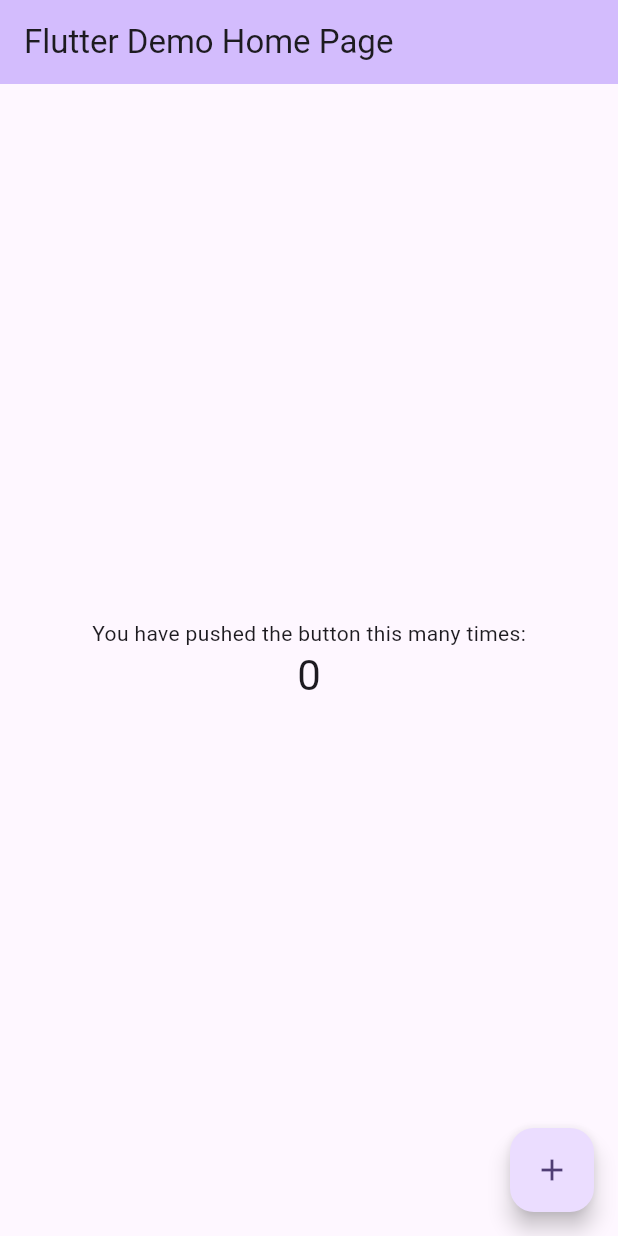
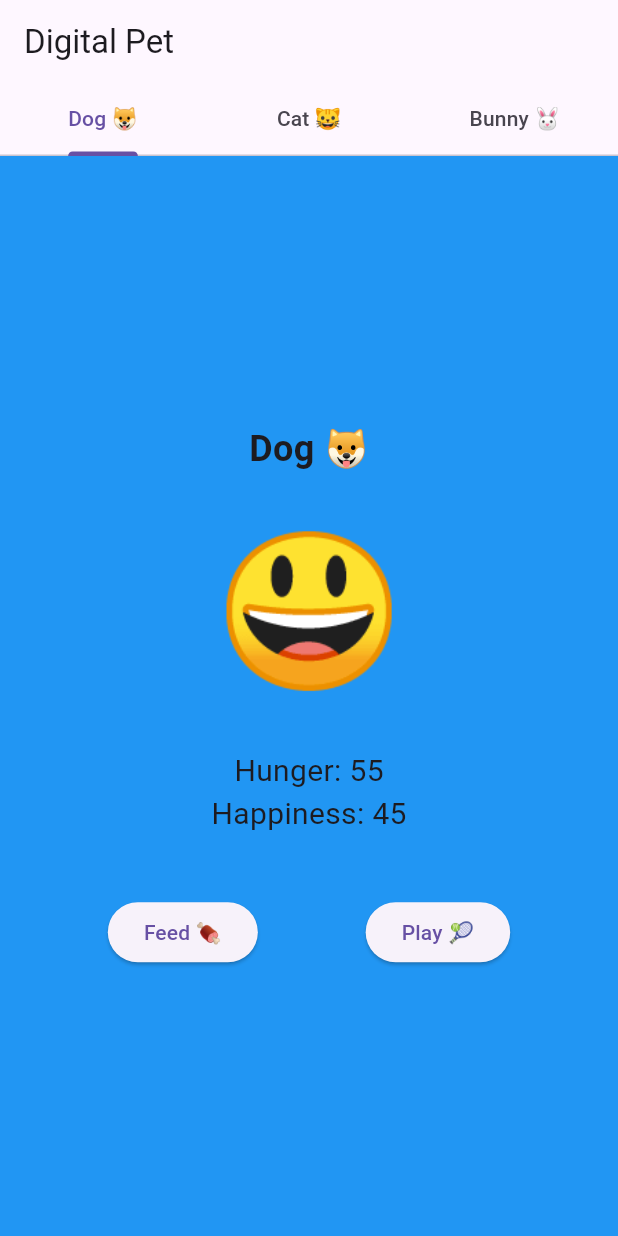
Before and after one commit to mariamomer135/digital_pet_app, a Flutter app: the screen it shows after launch, on a phone screen of 412 x 824 dp. Run offline on Flutter 3.47's test engine with Material 3 defaults, Android fonts, the phone set to English and light mode, and no system bars.

Commit message:
Merged feature/pet into master

```diff
--- a/lib/main.dart
+++ b/lib/main.dart
@@ -1,125 +1,131 @@
 import 'package:flutter/material.dart';
+import 'dart:async';
 
 void main() {
-  runApp(const MyApp());
+  runApp(DigitalPetApp());
 }
 
-class MyApp extends StatelessWidget {
-  const MyApp({super.key});
-
-  // This widget is the root of your application.
+class DigitalPetApp extends StatelessWidget {
   @override
   Widget build(BuildContext context) {
     return MaterialApp(
-      title: 'Flutter Demo',
-      theme: ThemeData(
-        // This is the theme of your application.
-        //
-        // TRY THIS: Try running your application with "flutter run". You'll see
-        // the application has a purple toolbar. Then, without quitting the app,
-        // try changing the seedColor in the colorScheme below to Colors.green
-        // and then invoke "hot reload" (save your changes or press the "hot
-        // reload" button in a Flutter-supported IDE, or press "r" if you used
-        // the command line to start the app).
-        //
-        // Notice that the counter didn't reset back to zero; the application
-        // state is not lost during the reload. To reset the state, use hot
-        // restart instead.
-        //
-        // This works for code too, not just values: Most code changes can be
-        // tested with just a hot reload.
-        colorScheme: ColorScheme.fromSeed(seedColor: Colors.deepPurple),
-        useMaterial3: true,
-      ),
-      home: const MyHomePage(title: 'Flutter Demo Home Page'),
+      debugShowCheckedModeBanner: false,
+      home: PetHomePage(),
     );
   }
 }
 
-class MyHomePage extends StatefulWidget {
-  const MyHomePage({super.key, required this.title});
+class PetHomePage extends StatefulWidget {
+  @override
+  _PetHomePageState createState() => _PetHomePageState();
+}
 
-  // This widget is the home page of your application. It is stateful, meaning
-  // that it has a State object (defined below) that contains fields that affect
-  // how it looks.
-
-  // This class is the configuration for the state. It holds the values (in this
-  // case the title) provided by the parent (in this case the App widget) and
-  // used by the build method of the State. Fields in a Widget subclass are
-  // always marked "final".
-
-  final String title;
+class _PetHomePageState extends State<PetHomePage> with SingleTickerProviderStateMixin {
+  late TabController _tabController;
+  int happiness = 50;
+  int hunger = 50;
+  late Timer _statusTimer;
 
   @override
-  State<MyHomePage> createState() => _MyHomePageState();
-}
+  void initState() {
+    super.initState();
+    _tabController = TabController(length: 3, vsync: this);
 
-class _MyHomePageState extends State<MyHomePage> {
-  int _counter = 0;
 
-  void _incrementCounter() {
-    setState(() {
-      // This call to setState tells the Flutter framework that something has
-      // changed in this State, which causes it to rerun the build method below
-      // so that the display can reflect the updated values. If we changed
-      // _counter without calling setState(), then the build method would not be
-      // called again, and so nothing would appear to happen.
-      _counter++;
+    _statusTimer = Timer.periodic(Duration(seconds: 5), (timer) {
+      if (mounted) {
+        setState(() {
+          happiness = (happiness - 5).clamp(0, 100);
+          hunger = (hunger + 5).clamp(0, 100);
+        });
+      }
     });
   }
 
   @override
+  void dispose() {
+    _tabController.dispose();
+    _statusTimer.cancel();
+    super.dispose();
+  }
+
+  void feedPet() {
+    setState(() {
+      hunger = (hunger - 10).clamp(0, 100);
+      happiness = (happiness + 5).clamp(0, 100);
+    });
+  }
+
+  void playWithPet() {
+    setState(() {
+      happiness = (happiness + 10).clamp(0, 100);
+      hunger = (hunger + 5).clamp(0, 100);
+    });
+  }
+
+  String getMood() {
+    return happiness > 40 ? 'Happy' : 'Sad';
+  }
+
+  @override
   Widget build(BuildContext context) {
-    // This method is rerun every time setState is called, for instance as done
-    // by the _incrementCounter method above.
-    //
-    // The Flutter framework has been optimized to make rerunning build methods
-    // fast, so that you can just rebuild anything that needs updating rather
-    // than having to individually change instances of widgets.
-    return Scaffold(
-      appBar: AppBar(
-        // TRY THIS: Try changing the color here to a specific color (to
-        // Colors.amber, perhaps?) and trigger a hot reload to see the AppBar
-        // change color while the other colors stay the same.
-        backgroundColor: Theme.of(context).colorScheme.inversePrimary,
-        // Here we take the value from the MyHomePage object that was created by
-        // the App.build method, and use it to set our appbar title.
-        title: Text(widget.title),
-      ),
-      body: Center(
-        // Center is a layout widget. It takes a single child and positions it
-        // in the middle of the parent.
-        child: Column(
-          // Column is also a layout widget. It takes a list of children and
-          // arranges them vertically. By default, it sizes itself to fit its
-          // children horizontally, and tries to be as tall as its parent.
-          //
-          // Column has various properties to control how it sizes itself and
-          // how it positions its children. Here we use mainAxisAlignment to
-          // center the children vertically; the main axis here is the vertical
-          // axis because Columns are vertical (the cross axis would be
-          // horizontal).
-          //
-          // TRY THIS: Invoke "debug painting" (choose the "Toggle Debug Paint"
-          // action in the IDE, or press "p" in the console), to see the
-          // wireframe for each widget.
-          mainAxisAlignment: MainAxisAlignment.center,
-          children: <Widget>[
-            const Text(
-              'You have pushed the button this many times:',
-            ),
-            Text(
-              '$_counter',
-              style: Theme.of(context).textTheme.headlineMedium,
-            ),
+    return DefaultTabController(
+      length: 3,
+      child: Scaffold(
+        appBar: AppBar(
+          title: Text("Digital Pet"),
+          bottom: TabBar(
+            controller: _tabController,
+            tabs: [
+              Tab(text: "Dog 🐶"),
+              Tab(text: "Cat 🐱"),
+              Tab(text: "Bunny 🐰"),
+            ],
+          ),
+        ),
+        body: TabBarView(
+          controller: _tabController,
+          children: [
+            buildPetPage("Dog 🐶", Colors.blue),
+            buildPetPage("Cat 🐱", Colors.orange),
+            buildPetPage("Bunny 🐰", Colors.pink),
           ],
         ),
       ),
-      floatingActionButton: FloatingActionButton(
-        onPressed: _incrementCounter,
-        tooltip: 'Increment',
-        child: const Icon(Icons.add),
-      ), // This trailing comma makes auto-formatting nicer for build methods.
+    );
+  }
+
+  Widget buildPetPage(String pet, Color color) {
+    return Container(
+      color: color,
+      child: Column(
+        mainAxisAlignment: MainAxisAlignment.center,
+        children: [
+          Text(
+            pet,
+            style: TextStyle(fontSize: 24, fontWeight: FontWeight.bold),
+          ),
+          SizedBox(height: 20),
+          Text(getMood() == 'Happy' ? '😃' : '😢', style: TextStyle(fontSize: 100)),
+          SizedBox(height: 20),
+          Text("Hunger: $hunger", style: TextStyle(fontSize: 20)),
+          Text("Happiness: $happiness", style: TextStyle(fontSize: 20)),
+          SizedBox(height: 40),
+          Row(
+            mainAxisAlignment: MainAxisAlignment.spaceEvenly,
+            children: [
+              ElevatedButton(
+                onPressed: feedPet,
+                child: Text("Feed 🍖"),
+              ),
+              ElevatedButton(
+                onPressed: playWithPet,
+                child: Text("Play 🎾"),
+              ),
+            ],
+          ),
+        ],
+      ),
     );
   }
 }
```
Also changed, not shown: flutter_01.png (added).
